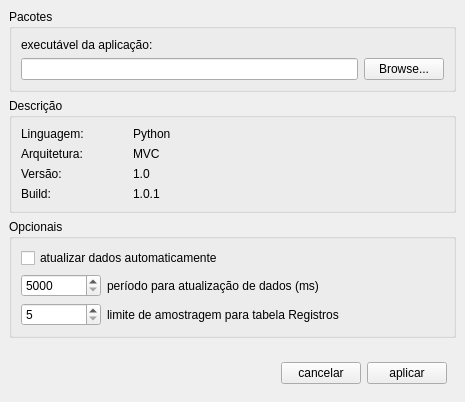
Old version of the form src/uiFiles/Config.ui in the repository iagoofelipe/Unit-controle-financeiro.
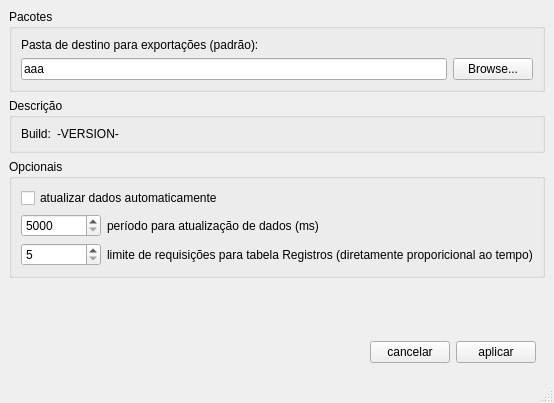
New version of the form.

Diff of the .ui file:
```diff
--- a/src/uiFiles/Config.ui
+++ b/src/uiFiles/Config.ui
@@ -7,7 +7,7 @@
     <x>0</x>
     <y>0</y>
     <width>465</width>
-    <height>402</height>
+    <height>403</height>
    </rect>
   </property>
   <property name="minimumSize">
@@ -27,22 +27,32 @@
        <string>Pacotes</string>
       </property>
       <layout class="QGridLayout" name="gridLayout">
-       <item row="1" column="1">
-        <widget class="QPushButton" name="btn_path_executavel">
-         <property name="text">
-          <string>Browse...</string>
-         </property>
-        </widget>
-       </item>
        <item row="0" column="0">
         <widget class="QLabel" name="label">
          <property name="text">
-          <string>executável da aplicação:</string>
+          <string>Pasta de destino para exportações (padrão):</string>
          </property>
         </widget>
        </item>
        <item row="1" column="0">
-        <widget class="QLineEdit" name="path_executavel"/>
+        <widget class="QLineEdit" name="entry_path_profiles">
+         <property name="text">
+          <string>aaa</string>
+         </property>
+         <property name="echoMode">
+          <enum>QLineEdit::Normal</enum>
+         </property>
+         <property name="readOnly">
+          <bool>true</bool>
+         </property>
+        </widget>
+       </item>
+       <item row="1" column="1">
+        <widget class="QPushButton" name="btn_browse">
+         <property name="text">
+          <string>Browse...</string>
+         </property>
+        </widget>
        </item>
       </layout>
      </widget>
@@ -53,65 +63,17 @@
        <string>Descrição</string>
       </property>
       <layout class="QFormLayout" name="formLayout">
-       <item row="1" column="0">
-        <widget class="QLabel" name="label_8">
-         <property name="text">
-          <string>Arquitetura:</string>
-         </property>
-        </widget>
-       </item>
-       <item row="1" column="1">
-        <widget class="QLabel" name="label_9">
-         <property name="text">
-          <string>MVC</string>
-         </property>
-        </widget>
-       </item>
        <item row="0" column="0">
-        <widget class="QLabel" name="label_2">
-         <property name="minimumSize">
-          <size>
-           <width>106</width>
-           <height>0</height>
-          </size>
-         </property>
-         <property name="text">
-          <string>Linguagem:</string>
-         </property>
-        </widget>
-       </item>
-       <item row="0" column="1">
-        <widget class="QLabel" name="label_3">
-         <property name="text">
-          <string>Python</string>
-         </property>
-        </widget>
-       </item>
-       <item row="2" column="0">
-        <widget class="QLabel" name="label_4">
-         <property name="text">
-          <string>Versão:</string>
-         </property>
-        </widget>
-       </item>
-       <item row="3" column="0">
         <widget class="QLabel" name="label_6">
          <property name="text">
           <string>Build:</string>
          </property>
         </widget>
        </item>
-       <item row="2" column="1">
-        <widget class="QLabel" name="versao">
-         <property name="text">
-          <string>1.0</string>
-         </property>
-        </widget>
-       </item>
-       <item row="3" column="1">
+       <item row="0" column="1">
         <widget class="QLabel" name="build">
          <property name="text">
-          <string>1.0.1</string>
+          <string>-VERSION-</string>
          </property>
         </widget>
        </item>
@@ -182,7 +144,7 @@
        <item row="3" column="1">
         <widget class="QLabel" name="label_5">
          <property name="text">
-          <string>limite de amostragem para tabela Registros</string>
+          <string>limite de requisições para tabela Registros (diretamente proporicional ao tempo)</string>
          </property>
         </widget>
        </item>
@@ -243,6 +205,7 @@
     </item>
    </layout>
   </widget>
+  <widget class="QStatusBar" name="statusBar"/>
  </widget>
  <resources>
   <include location="../autoFiles/qrc.qrc"/>
```
Left out of the diff: 8 changed lines with no effect on the pictures.
